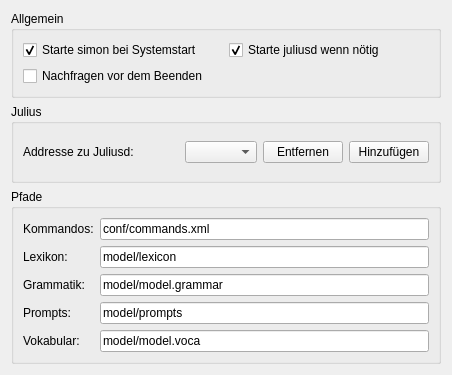
Before: the Qt Designer form ui/generalsettingsdlg.ui in KDE/simon, drawn with Qt 5.
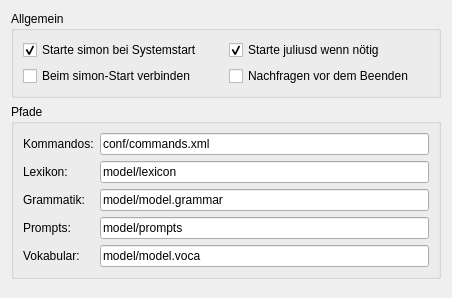
After: the same form once the commit is applied. Icons and pictures are not drawn.

Patch:
```diff
--- a/ui/generalsettingsdlg.ui
+++ b/ui/generalsettingsdlg.ui
@@ -6,7 +6,7 @@
     <x>0</x>
     <y>0</y>
     <width>452</width>
-    <height>375</height>
+    <height>298</height>
    </rect>
   </property>
   <property name="windowTitle" >
@@ -46,6 +46,16 @@
        </widget>
       </item>
       <item row="1" column="0" >
+       <widget class="QCheckBox" name="cbAutoConnect" >
+        <property name="text" >
+         <string>Beim simon-Start verbinden</string>
+        </property>
+        <property name="tristate" >
+         <bool>false</bool>
+        </property>
+       </widget>
+      </item>
+      <item row="1" column="1" >
        <widget class="QCheckBox" name="cbAskBeforeExit" >
         <property name="text" >
          <string>Nachfragen vor dem Beenden</string>
@@ -55,64 +65,6 @@
      </layout>
     </widget>
    </item>
-   <item>
-    <widget class="QGroupBox" name="gbJulius" >
-     <property name="title" >
-      <string>Julius</string>
-     </property>
-     <property name="flat" >
-      <bool>true</bool>
-     </property>
-     <layout class="QGridLayout" >
-      <item row="0" column="0" >
-       <widget class="QLabel" name="lbJuliusdAddr" >
-        <property name="text" >
-         <string>Addresse zu Juliusd:</string>
-        </property>
-        <property name="buddy" >
-         <cstring>cbAddress</cstring>
-        </property>
-       </widget>
-      </item>
-      <item row="0" column="1" >
-       <layout class="QHBoxLayout" >
-        <property name="spacing" >
-         <number>6</number>
-        </property>
-        <property name="leftMargin" >
-         <number>0</number>
-        </property>
-        <property name="topMargin" >
-         <number>0</number>
-        </property>
-        <property name="rightMargin" >
-         <number>0</number>
-        </property>
-        <property name="bottomMargin" >
-         <number>0</number>
-        </property>
-        <item>
-         <widget class="QComboBox" name="cbAddress" />
-        </item>
-        <item>
-         <widget class="QPushButton" name="pbDeleteAdress" >
-          <property name="text" >
-           <string>Entfernen</string>
-          </property>
-         </widget>
-        </item>
-        <item>
-         <widget class="QPushButton" name="pbAddAdress" >
-          <property name="text" >
-           <string>Hinzufügen</string>
-          </property>
-         </widget>
-        </item>
-       </layout>
-      </item>
-     </layout>
-    </widget>
-   </item>
    <item>
     <widget class="QGroupBox" name="gbPaths" >
      <property name="title" >
@@ -218,6 +170,19 @@
      </layout>
     </widget>
    </item>
+   <item>
+    <spacer>
+     <property name="orientation" >
+      <enum>Qt::Vertical</enum>
+     </property>
+     <property name="sizeHint" >
+      <size>
+       <width>20</width>
+       <height>40</height>
+      </size>
+     </property>
+    </spacer>
+   </item>
   </layout>
  </widget>
  <resources>
```
